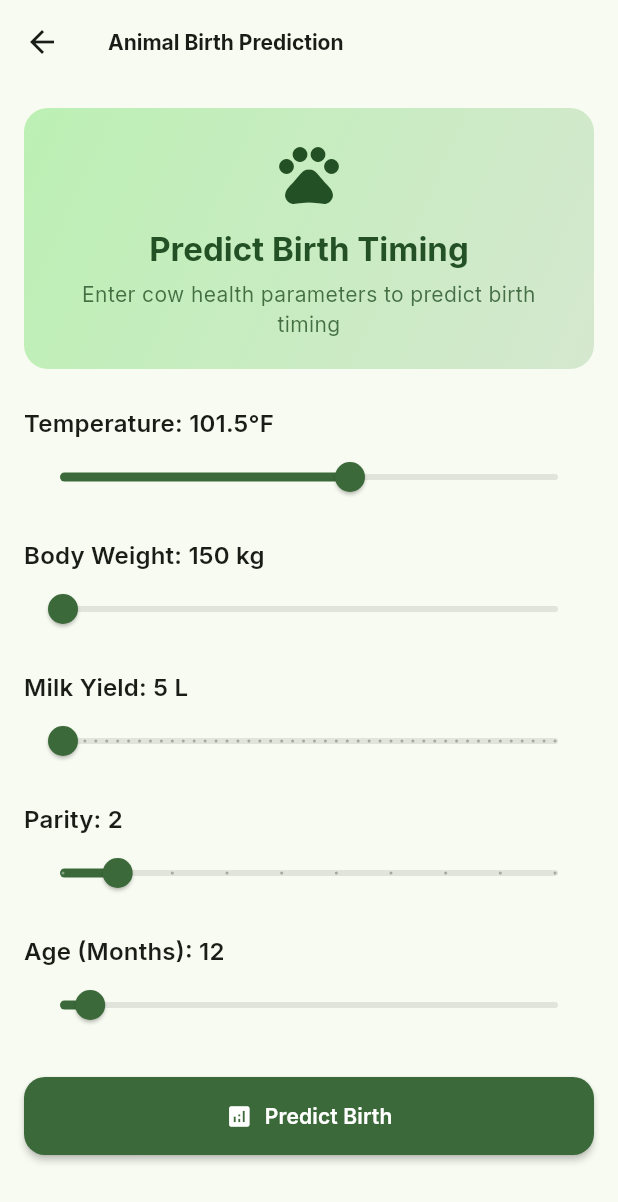
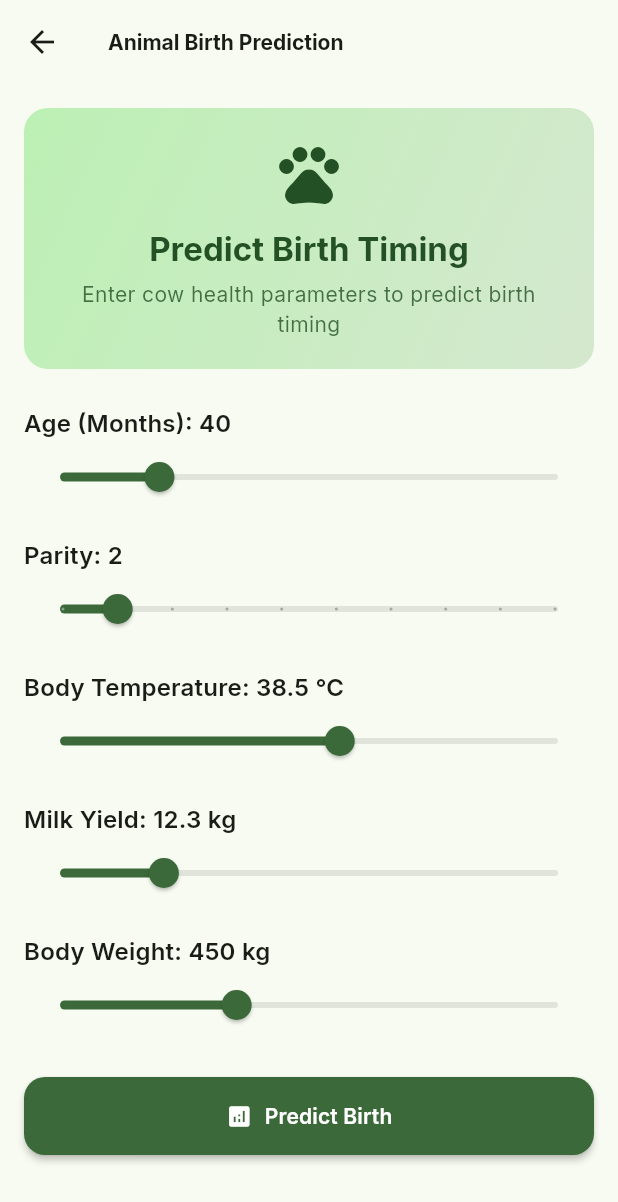
Before and after one commit to PramudithaB/converting-traditional-farm-to-ai-ml-powered-smart-farm-, a Flutter app: the AnimalBirthScreen screen opened directly, on a phone screen of 412 x 824 dp. Shown: the top 1202 px of the screen. Run offline on Flutter 3.47's test engine with Material 3 defaults, Android fonts, the phone set to English and light mode, and no system bars; our stand-ins replace google_fonts, image_picker, shared_preferences, sqflite; accounts and stored records are empty.

Commit message:
Change the animal birth

```diff
--- a/frontend/lib/screens/animal_birth_screen.dart
+++ b/frontend/lib/screens/animal_birth_screen.dart
@@ -14,12 +14,14 @@ class _AnimalBirthScreenState extends State<AnimalBirthScreen> {
   bool _isPredicting = false;
   Map<String, dynamic>? _result;
 
-  // Model inputs
-  double _temperatureFahrenheit = 101.5;
-  double _bodyWeight = 150.0;
-  int _milkYield = 5;
-  double _parity = 2;
-  double _ageMonths = 12;
+  // Backend expects: [age, parity, temp, milk, weight]
+  // columns = ["Age_Months","Parity","Body_Temp_C","Milk_Yield_kg","Weight_kg"]
+
+  double _ageMonths = 40;
+  int _parity = 2;
+  double _bodyTempCelsius = 38.5;
+  double _milkYieldKg = 12.3;
+  double _bodyWeightKg = 450;
 
   Future<void> _predictBirth() async {
     if (!_formKey.currentState!.validate()) return;
@@ -30,17 +32,16 @@ class _AnimalBirthScreenState extends State<AnimalBirthScreen> {
     });
 
     try {
-      // Correct order expected by Flask model
-      final features = [
-        _ageMonths,            // Age_Months
-        _parity,               // Parity
-        _temperatureFahrenheit,// Body_Temp_C
-        _milkYield.toDouble(), // Milk_Yield_kg
-        _bodyWeight            // Weight_kg
+      // Option A: send List<double> to match ApiService signature
+      final features = <double>[
+        _ageMonths.toDouble(), // age
+        _parity.toDouble(), // parity
+        _bodyTempCelsius.toDouble(), // temp (C)
+        _milkYieldKg.toDouble(), // milk
+        _bodyWeightKg.toDouble(), // weight
       ];
 
-      final response =
-      await ApiService.predictAnimalBirth(features: features);
+      final response = await ApiService.predictAnimalBirth(features: features);
 
       setState(() {
         _result = response;
@@ -77,7 +78,6 @@ class _AnimalBirthScreenState extends State<AnimalBirthScreen> {
           child: Column(
             crossAxisAlignment: CrossAxisAlignment.stretch,
             children: [
-
               // HEADER CARD
               Container(
                 decoration: BoxDecoration(
@@ -96,10 +96,7 @@ class _AnimalBirthScreenState extends State<AnimalBirthScreen> {
                     const SizedBox(height: 12),
                     Text(
                       "Predict Birth Timing",
-                      style: Theme.of(context)
-                          .textTheme
-                          .titleLarge
-                          ?.copyWith(
+                      style: Theme.of(context).textTheme.titleLarge?.copyWith(
                         fontWeight: FontWeight.bold,
                         color: cs.onPrimaryContainer,
                       ),
@@ -118,78 +115,6 @@ class _AnimalBirthScreenState extends State<AnimalBirthScreen> {
 
               const SizedBox(height: 24),
 
-              // TEMPERATURE
-              Text(
-                "Temperature: ${_temperatureFahrenheit.toStringAsFixed(1)}°F",
-                style: Theme.of(context).textTheme.titleMedium,
-              ),
-              Slider(
-                value: _temperatureFahrenheit,
-                min: 98,
-                max: 104,
-                divisions: 60,
-                label: "${_temperatureFahrenheit.toStringAsFixed(1)}°F",
-                onChanged: (v) {
-                  setState(() => _temperatureFahrenheit = v);
-                },
-              ),
-
-              const SizedBox(height: 16),
-
-              // BODY WEIGHT
-              Text(
-                "Body Weight: ${_bodyWeight.toStringAsFixed(0)} kg",
-                style: Theme.of(context).textTheme.titleMedium,
-              ),
-              Slider(
-                value: _bodyWeight,
-                min: 150,
-                max: 1000,
-                divisions: 850,
-                label: "${_bodyWeight.toStringAsFixed(0)} kg",
-                onChanged: (v) {
-                  setState(() => _bodyWeight = v);
-                },
-              ),
-
-              const SizedBox(height: 16),
-
-              // MILK YIELD
-              Text(
-                "Milk Yield: $_milkYield L",
-                style: Theme.of(context).textTheme.titleMedium,
-              ),
-              Slider(
-                value: _milkYield.toDouble(),
-                min: 5,
-                max: 50,
-                divisions: 45,
-                label: "$_milkYield L",
-                onChanged: (v) {
-                  setState(() => _milkYield = v.toInt());
-                },
-              ),
-
-              const SizedBox(height: 16),
-
-              // PARITY
-              Text(
-                "Parity: ${_parity.toStringAsFixed(0)}",
-                style: Theme.of(context).textTheme.titleMedium,
-              ),
-              Slider(
-                value: _parity,
-                min: 1,
-                max: 10,
-                divisions: 9,
-                label: _parity.toStringAsFixed(0),
-                onChanged: (v) {
-                  setState(() => _parity = v);
-                },
-              ),
-
-              const SizedBox(height: 16),
-
               // AGE
               Text(
                 "Age (Months): ${_ageMonths.toStringAsFixed(0)}",
@@ -201,9 +126,71 @@ class _AnimalBirthScreenState extends State<AnimalBirthScreen> {
                 max: 200,
                 divisions: 199,
                 label: _ageMonths.toStringAsFixed(0),
-                onChanged: (v) {
-                  setState(() => _ageMonths = v);
-                },
+                onChanged: (v) => setState(() => _ageMonths = v),
+              ),
+
+              const SizedBox(height: 16),
+
+              // PARITY
+              Text(
+                "Parity: $_parity",
+                style: Theme.of(context).textTheme.titleMedium,
+              ),
+              Slider(
+                value: _parity.toDouble(),
+                min: 1,
+                max: 10,
+                divisions: 9,
+                label: _parity.toString(),
+                onChanged: (v) => setState(() => _parity = v.round()),
+              ),
+
+              const SizedBox(height: 16),
+
+              // TEMP (Celsius)
+              Text(
+                "Body Temperature: ${_bodyTempCelsius.toStringAsFixed(1)} °C",
+                style: Theme.of(context).textTheme.titleMedium,
+              ),
+              Slider(
+                value: _bodyTempCelsius,
+                min: 34.0,
+                max: 42.0,
+                divisions: 80,
+                label: "${_bodyTempCelsius.toStringAsFixed(1)} °C",
+                onChanged: (v) => setState(() => _bodyTempCelsius = v),
+              ),
+
+              const SizedBox(height: 16),
+
+              // MILK (kg)
+              Text(
+                "Milk Yield: ${_milkYieldKg.toStringAsFixed(1)} kg",
+                style: Theme.of(context).textTheme.titleMedium,
+              ),
+              Slider(
+                value: _milkYieldKg,
+                min: 0,
+                max: 60,
+                divisions: 600,
+                label: "${_milkYieldKg.toStringAsFixed(1)} kg",
+                onChanged: (v) => setState(() => _milkYieldKg = v),
+              ),
+
+              const SizedBox(height: 16),
+
+              // WEIGHT (kg)
+              Text(
+                "Body Weight: ${_bodyWeightKg.toStringAsFixed(0)} kg",
+                style: Theme.of(context).textTheme.titleMedium,
+              ),
+              Slider(
+                value: _bodyWeightKg,
+                min: 150,
+                max: 1000,
+                divisions: 850,
+                label: "${_bodyWeightKg.toStringAsFixed(0)} kg",
+                onChanged: (v) => setState(() => _bodyWeightKg = v),
               ),
 
               const SizedBox(height: 24),
@@ -218,9 +205,7 @@ class _AnimalBirthScreenState extends State<AnimalBirthScreen> {
                   child: CircularProgressIndicator(strokeWidth: 2),
                 )
                     : const Icon(Icons.analytics),
-                label: Text(_isPredicting
-                    ? "Predicting..."
-                    : "Predict Birth"),
+                label: Text(_isPredicting ? "Predicting..." : "Predict Birth"),
                 style: ElevatedButton.styleFrom(
                   padding: const EdgeInsets.symmetric(vertical: 16),
                 ),
@@ -238,7 +223,6 @@ class _AnimalBirthScreenState extends State<AnimalBirthScreen> {
                     padding: const EdgeInsets.all(20),
                     child: Column(
                       children: [
-
                         Row(
                           children: [
                             Icon(Icons.baby_changing_station,
@@ -255,17 +239,13 @@ class _AnimalBirthScreenState extends State<AnimalBirthScreen> {
                             ),
                           ],
                         ),
-
                         const Divider(height: 24),
-
                         _buildResultItem(
                           "Will Birth in 2 Days",
                           _result!["will_birth_in_next_2_days"] ?? "N/A",
                           cs,
                         ),
-
                         const SizedBox(height: 12),
-
                         _buildResultItem(
                           "Estimated Days to Birth",
                           _result!["estimated_days_to_birth"]?.toString() ??
@@ -300,8 +280,7 @@ class _AnimalBirthScreenState extends State<AnimalBirthScreen> {
           ),
         ),
         Container(
-          padding:
-          const EdgeInsets.symmetric(horizontal: 12, vertical: 6),
+          padding: const EdgeInsets.symmetric(horizontal: 12, vertical: 6),
           decoration: BoxDecoration(
             color: isYes
                 ? Colors.green.withOpacity(0.2)
```
Also changed, not shown: frontend/lib/services/api_service.dart (+24 -8 lines).
